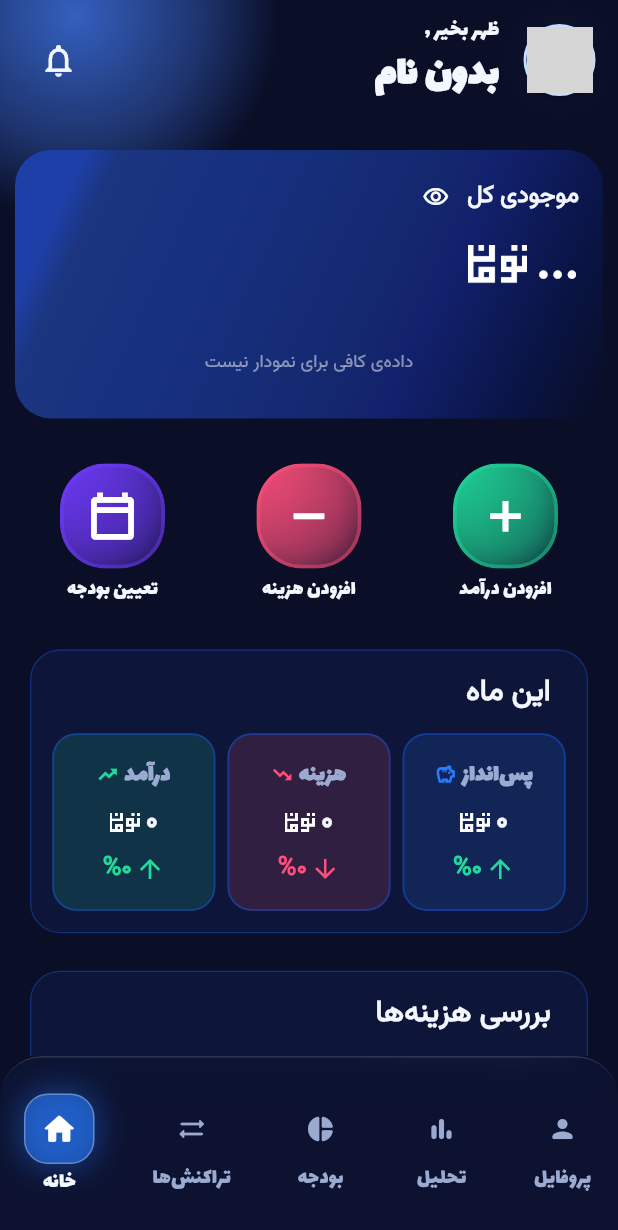
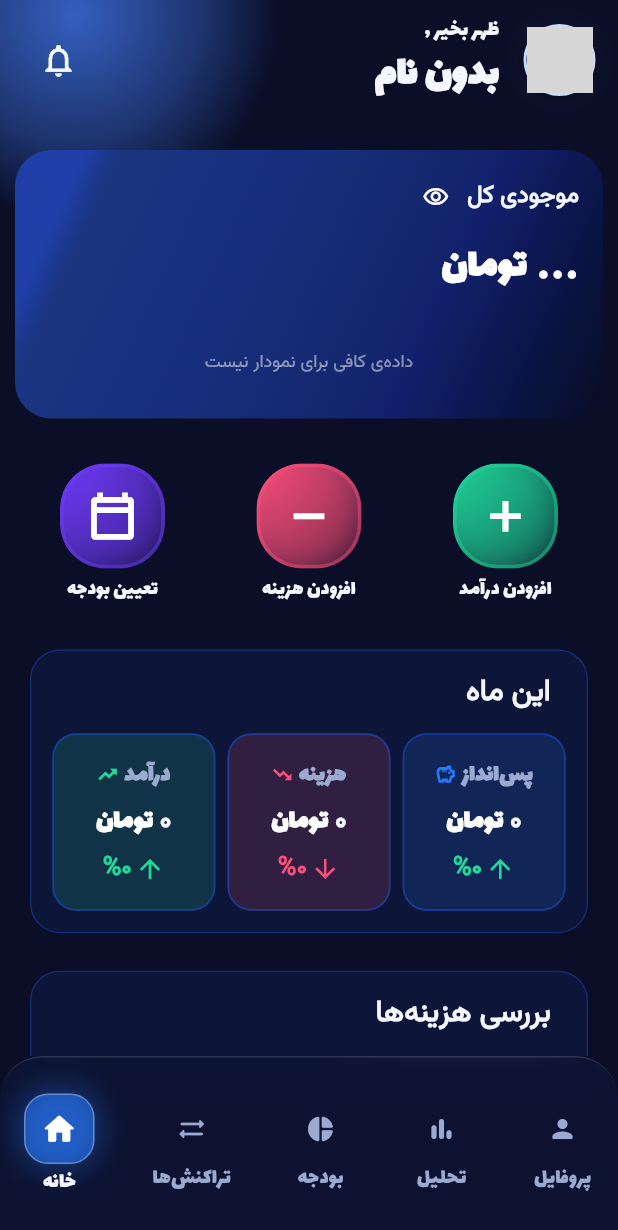
Before and after one commit to thzu0/Finance, a Flutter app: the screen it shows after launch, after a tap on the "arrow forward ios" icon, after a tap on "رد کردن", on a phone screen of 412 x 824 dp. Shown: the top 1230 px of the screen. Run offline on Flutter 3.47's test engine with Material 3 defaults, Android fonts, the phone set to English and light mode, and no system bars; our stand-ins replace drift, fl_chart, local_auth, page_transition, permission_handler; missing offline and left inert: persian_datetime_picker; accounts and stored records are empty; generated files the repository leaves out were written again; statements that could not run were skipped; grey boxes are pictures that could not be loaded.

Commit message:
app settings persistence, hide amounts, rial support, insights update

```diff
--- a/lib/Screen/button_page/add_transaction.dart
+++ b/lib/Screen/button_page/add_transaction.dart
@@ -86,7 +86,7 @@ class _AddTransactionScreenState extends State<AddTransactionScreen> {
   }
 
   Future<void> _save() async {
-    final amount = parseAmount(_amountCtrl.text);
+    final amount = fromInputAmount(parseAmount(_amountCtrl.text));
     if (amount <= 0) {
       showGlassSnack(context, 'مبلغ رو وارد کن');
       return;
--- a/lib/Screen/pages/insights_screen.dart
+++ b/lib/Screen/pages/insights_screen.dart
@@ -2,21 +2,18 @@ import 'dart:math' as math;
 
 import 'package:finance/Constans/constans.dart';
 import 'package:finance/Constans/scaffold_background_page.dart';
+import 'package:finance/database/app_setting.dart';
+import 'package:finance/database/database_provider.dart';
+import 'package:finance/database/insights_repository.dart' as repo;
 import 'package:finance/extentions/extentions.dart';
+import 'package:finance/widget/currency_mark.dart';
+import 'package:finance/widget/form_widget.dart';
 import 'package:finance/widget/glass_box_widget.dart';
 import 'package:finance/widget/spending_donut_chart.dart';
 import 'package:flutter/material.dart';
 
-// ← اضافه شد: برای گوش دادن به تغییرات دیتابیس (transactionsTicker)
-import 'package:finance/database/database_provider.dart';
-// ← اضافه شد: توابع واقعی خوندن insights از دیتابیس؛ با as repo
-// چون اسم کلاسش (InsightsResult) با چیزی توی این فایل قاطی نشه
-import 'package:finance/database/insights_repository.dart' as repo;
-
 enum _Period { week, month, year }
 
-// این کلاس بدون تغییر می‌مونه — فقط دیگه از داده‌ی ثابت پر نمیشه،
-// از نتیجه‌ی دیتابیس (repo.InsightsResult) پر میشه.
 class _PeriodData {
   final String tabLabel;
   final String compareLabel;
@@ -38,16 +35,13 @@ class _PeriodData {
 
   int get total => values.fold(0, (a, b) => a + b);
 
-  // ← تغییر کرد: قبلاً مستقیم تقسیم می‌کرد؛ الان اگه previousTotal صفر
-  // باشه (مثلاً هنوز داده‌ی دوره‌ی قبل نداریم)، صفر برمی‌گردونه
-  // به‌جای خطای تقسیم بر صفر / NaN.
   double get change =>
       previousTotal == 0 ? 0 : (total - previousTotal) / previousTotal;
 
   int get changePercent => (change.abs() * 100).round();
+
   int get peakIndex {
-    if (values.isEmpty)
-      return 0; // ← اضافه شد: جلوگیری از خطا وقتی هیچ داده‌ای نیست
+    if (values.isEmpty) return 0;
     var best = 0;
     for (var i = 1; i < values.length; i++) {
       if (values[i] > values[best]) best = i;
@@ -56,11 +50,7 @@ class _PeriodData {
   }
 }
 
-// ← حذف شد: کل Map ثابت «_data» که داده‌ی نمونه‌ی هاردکد شده داشت
-// (هفته/ماه/سال با اعداد فیک) — دیگه لازم نیست چون از دیتابیس می‌خونیم.
-
-// ← اضافه شد: فقط برچسب‌های ثابت (روزها، ماه‌ها، عنوان تب) که به
-// دیتابیس ربطی ندارن و همیشه یکی‌ان، نگه داشته شدن، جدا از مقادیر واقعی.
+// برچسب‌های ثابت: (برچسب کوتاه، برچسب کامل، عنوان تب، عنوان مقایسه)
 const Map<_Period, (List<String>, List<String>, String, String)> _labels = {
   _Period.week: (
     ['ش', 'ی', 'د', 'س', 'چ', 'پ', 'ج'],
@@ -125,35 +115,32 @@ class _InsightsscreenState extends State<Insightsscreen> {
 
   static const double _barAreaHeight = 130;
 
+  final _s = AppSettings.instance;
+
   _Period _period = _Period.week;
 
-  // ← اضافه شد: وضعیت لودینگ، و نتیجه‌ی فعلی که از دیتابیس خونده شده
   bool _loading = true;
   _PeriodData? _current;
 
-  // ← اضافه شد: initState — قبلاً این صفحه StatelessWidget-مانند بود
-  // (همه‌چی از Map ثابت می‌اومد)، الان باید موقع باز شدن صفحه از
-  // دیتابیس بخونیم.
+  void _onSettings() {
+    if (mounted) setState(() {});
+  }
+
   @override
   void initState() {
     super.initState();
     _load();
-    // هر وقت تراکنشی جایی توی اپ اضافه/حذف بشه، این صفحه خودکار
-    // دوباره از دیتابیس می‌خونه (همون ticker که برای Transactions
-    // و Budgets هم استفاده کردیم).
     transactionsTicker.addListener(_load);
+    _s.changes.addListener(_onSettings);
   }
 
-  // ← اضافه شد: باید listener رو موقع از بین رفتن صفحه پاک کنیم
-  // وگرنه memory leak میشه.
   @override
   void dispose() {
     transactionsTicker.removeListener(_load);
+    _s.changes.removeListener(_onSettings);
     super.dispose();
   }
 
-  // ← اضافه شد: تابع اصلی خوندن داده — بسته به تب فعلی (هفته/ماه/سال)
-  // تابع مناسب رو از insights_repository.dart صدا می‌زنه.
   Future<void> _load() async {
     setState(() => _loading = true);
 
@@ -171,8 +158,6 @@ class _InsightsscreenState extends State<Insightsscreen> {
 
     if (mounted) {
       setState(() {
-        // نتیجه‌ی خام دیتابیس (repo.InsightsResult) رو به همون شکل
-        // _PeriodData قبلی تبدیل می‌کنیم، تا بقیه‌ی UI دست‌نخورده بمونه.
         _current = _PeriodData(
           tabLabel: tabLabel,
           compareLabel: compareLabel,
@@ -189,32 +174,26 @@ class _InsightsscreenState extends State<Insightsscreen> {
     }
   }
 
-  String _fmt(int n) {
-    final s = n.toString();
-    final b = StringBuffer();
-    for (int i = 0; i < s.length; i++) {
-      if (i > 0 && (s.length - i) % 3 == 0) b.write(',');
-      b.write(s[i]);
-    }
-    return b.toString();
-  }
-
-  /// ۹۰۰ هزار / ۱٫۵ میلیون
+  /// ۹۰۰ هزار / ۱٫۵ میلیون (با رعایت ریال و مخفی‌سازی)
   String _compact(int v) {
-    if (v >= 1000000) {
-      final m = v / 1000000;
+    if (amountsHidden) return '•••';
+    final x = toDisplayAmount(v);
+    if (x >= 1000000) {
+      final m = x / 1000000;
       final s = m == m.roundToDouble()
           ? m.round().toString()
           : m.toStringAsFixed(1).replaceAll('.', '٫');
       return '${s.farsiNumber} میلیون';
     }
-    return '${(v ~/ 1000).toString().farsiNumber} هزار';
+    return '${(x ~/ 1000).toString().farsiNumber} هزار';
   }
+
+  /// همون _compact ولی با واحد؛ موقع مخفی‌سازی فقط •••
+  String _compactWithUnit(int v) =>
+      amountsHidden ? '•••' : '${_compact(v)} $currencyName';
 
   @override
   Widget build(BuildContext context) {
-    // ← تغییر کرد: قبلاً `_data[_period]!` مستقیم از Map ثابت می‌اومد؛
-    // الان از فیلد _current (که async پر شده) میاد.
     final d = _current;
 
     return Scaffold(
@@ -248,8 +227,6 @@ class _InsightsscreenState extends State<Insightsscreen> {
       ),
       body: AppGlowBackground(
         child: SafeArea(
-          // ← اضافه شد: تا وقتی _loading=true یا هنوز چیزی از دیتابیس
-          // نیومده (d == null)، به‌جای محتوای صفحه، اسپینر نشون بده.
           child: _loading || d == null
               ? const Center(child: CircularProgressIndicator())
               : SingleChildScrollView(
@@ -263,9 +240,6 @@ class _InsightsscreenState extends State<Insightsscreen> {
                         _sectionHeader('خرج ${d.tabLabel}'),
                         _card(_buildBarChart(d)),
                         _sectionHeader('دسته‌های پرخرج'),
-                        // ← اضافه شد: اگه توی این بازه هیچ خرجی ثبت
-                        // نشده (لیست دسته‌ها خالیه)، به‌جای دونات خالی/
-                        // خراب، یه پیام ساده نشون بده.
                         d.categories.isEmpty
                             ? _card(
                                 Text(
@@ -333,9 +307,6 @@ class _InsightsscreenState extends State<Insightsscreen> {
               return Expanded(
                 child: GestureDetector(
                   behavior: HitTestBehavior.opaque,
-                  // ← تغییر کرد: قبلاً فقط setState می‌کرد؛ الان بعدش
-                  // _load() رو هم صدا می‌زنه تا دیتای تب جدید از
-                  // دیتابیس خونده بشه.
                   onTap: () {
                     setState(() => _period = p);
                     _load();
@@ -351,8 +322,6 @@ class _InsightsscreenState extends State<Insightsscreen> {
                           : null,
                     ),
                     child: Text(
-                      // ← تغییر کرد: قبلاً از _data[p]!.tabLabel می‌اومد؛
-                      // الان از همون Map ثابت برچسب‌ها (_labels) میاد.
                       _labels[p]!.$3,
                       style: TextStyle(
                         fontFamily: 'Lalezar',
@@ -369,10 +338,6 @@ class _InsightsscreenState extends State<Insightsscreen> {
       ),
     );
   }
-
-  // از این پایین به بعد، همه‌ی متدها دقیقاً همونی هستن که داشتی —
-  // چیزی توشون عوض نشده، چون همه‌شون از روی _PeriodData d کار
-  // می‌کنن و ساختار اون کلاس تغییر نکرده.
 
   Widget _buildSummary(_PeriodData d) {
     final down = d.change <= 0;
@@ -423,7 +388,7 @@ class _InsightsscreenState extends State<Insightsscreen> {
                 mainAxisSize: MainAxisSize.min,
                 children: [
                   Text(
-                    _fmt(d.total).farsiNumber,
+                    showAmount(d.total),
                     textDirection: TextDirection.ltr,
                     style: TextStyle(
                       fontFamily: 'Lalezar',
@@ -432,15 +397,7 @@ class _InsightsscreenState extends State<Insightsscreen> {
                     ),
                   ),
                   const SizedBox(width: 7),
-                  Row(
-                    children: [
-                      Image.asset(
-                        'assets/images/toman_white.png',
-                        width: 25,
-                        height: 30,
-                      ),
-                    ],
-                  ),
+                  CurrencyMark(color: 'white', height: 28),
                 ],
               ),
             ],
@@ -452,8 +409,6 @@ class _InsightsscreenState extends State<Insightsscreen> {
 
   Widget _buildBarChart(_PeriodData d) {
     if (d.values.isEmpty || d.values.every((v) => v == 0)) {
-      // ← اضافه شد: اگه هیچ خرجی توی این بازه نبوده، به‌جای کرش
-      // (تقسیم بر maxV=0)، یه پیام ساده نشون بده.
       return Text(
         'داده‌ای برای نمایش نیست',
         style: TextStyle(
@@ -472,7 +427,7 @@ class _InsightsscreenState extends State<Insightsscreen> {
       crossAxisAlignment: CrossAxisAlignment.start,
       children: [
         Text(
-          'بیشترین: ${d.fullLabels[peak]} · ${_compact(d.values[peak])} تومان',
+          'بیشترین: ${d.fullLabels[peak]} · ${_compactWithUnit(d.values[peak])}',
           style: TextStyle(
             fontFamily: 'Lalezar',
             fontSize: 15,
@@ -546,25 +501,8 @@ class _InsightsscreenState extends State<Insightsscreen> {
     );
   }
 
-  /// عدد ۷ رقمی به بالا → میلیون تومان، پایین‌تر → هزار تومان
-  (String, String) _centerDisplay(int total) {
-    if (total >= 1000000) {
-      final m = total / 1000000;
-      final s = (m - m.roundToDouble()).abs() < 0.05
-          ? m.round().toString()
-          : m.toStringAsFixed(1).replaceAll('.', '٫');
-      return (s.farsiNumber, 'میلیون تومان');
-    }
-
-    final k = total / 1000;
-    final s = (k - k.roundToDouble()).abs() < 0.05
-        ? k.round().toString()
-        : k.toStringAsFixed(1).replaceAll('.', '٫');
-    return (s.farsiNumber, 'هزار تومان');
-  }
-
   Widget _buildCategories(_PeriodData d) {
-    final (amountText, unitLabel) = _centerDisplay(d.total); // ← اضافه ش
+    final (amountText, unitLabel) = centerAmountParts(d.total);
 
     return Directionality(
       textDirection: TextDirection.ltr,
@@ -575,7 +513,7 @@ class _InsightsscreenState extends State<Insightsscreen> {
           const SizedBox(width: 24),
           SpendingDonutChart(
             categories: d.categories,
-            centerValue: amountText, // ← تغییر کرد
+            centerValue: amountText,
             centerUnit: unitLabel,
             size: 160,
           ),
@@ -586,9 +524,6 @@ class _InsightsscreenState extends State<Insightsscreen> {
 
   Widget _buildSuggestion(_PeriodData d) {
     if (d.values.isEmpty || d.values.every((v) => v == 0)) {
-      // ← اضافه شد: پیشنهاد هوشمند هم برای حالت بدون داده باید
-      // متن جایگزین داشته باشه، وگرنه به fullLabels[peak] روی
-      // داده‌ی خالی رفرنس می‌ده.
       return Text(
         'هنوز چیزی برای تحلیل نداریم — چند تا خرج ثبت کن تا اینجا پیشنهاد بدم.',
         style: TextStyle(
@@ -603,7 +538,7 @@ class _InsightsscreenState extends State<Insightsscreen> {
     final peak = d.peakIndex;
     final text =
         'بیشترین خرجت ${d.fullLabels[peak]} بوده '
-        '(${_compact(d.values[peak])} تومان). '
+        '(${_compactWithUnit(d.values[peak])}). '
         'دفعه‌ی بعد قبل از خرج‌های بزرگ، ۲۴ ساعت صبر کن؛ '
         'خیلی وقت‌ها دیگه لازم نمی‌شه.';
 
--- a/lib/widget/build_home_page_container_widget.dart
+++ b/lib/widget/build_home_page_container_widget.dart
@@ -11,6 +11,7 @@ import 'package:finance/database/database_provider.dart';
 import 'package:finance/database/transaction_repository.dart';
 import 'package:finance/extentions/extentions.dart';
 import 'package:finance/widget/build_action_button_widget.dart';
+import 'package:finance/widget/currency_mark.dart';
 import 'package:finance/widget/fl_chart.dart';
 import 'package:finance/widget/form_widget.dart';
 import 'package:finance/widget/month_card_widget.dart';
@@ -201,8 +202,8 @@ class _BuildHomePageState extends State<BuildHomePage> {
                       mainAxisSize: MainAxisSize.min,
                       children: [
                         SizedBox(
-                          height: 26,
-                          child: Image.asset('assets/images/toman_white.png'),
+                          height: 36,
+                          child: CurrencyMark(color: 'white', height: 45),
                         ),
                         const SizedBox(width: 6),
                         Text(
@@ -451,12 +452,12 @@ class _BuildHomePageState extends State<BuildHomePage> {
                         )
                       : Builder(
                           builder: (_) {
-                            final parts = formatShortAmountParts(_expense);
+                            final (value, unit) = centerAmountParts(
+                              _expense.round(),
+                            );
                             return SpendingOverview(
-                              centerValue: _loading
-                                  ? '...'
-                                  : (_hide ? '•••' : parts.value),
-                              centerUnit: (_loading || _hide) ? '' : parts.unit,
+                              centerValue: _loading ? '...' : value,
+                              centerUnit: _loading ? '' : unit,
                               categories: _spendingCategories,
                             );
                           },
--- /dev/null
+++ b/lib/widget/currency_mark.dart
@@ -0,0 +1,44 @@
+import 'package:finance/Constans/constans.dart';
+import 'package:finance/widget/form_widget.dart';
+import 'package:flutter/material.dart';
+
+/// نوشته‌ی واحد پول (تومان یا ریال) بر اساس تنظیمات برنامه.
+/// color: 'white' | 'green' | 'red'
+/// height فقط برای تعیین اندازه‌ی فونت استفاده میشه (همون پارامتر قبلی).
+class CurrencyMark extends StatelessWidget {
+  const CurrencyMark({
+    super.key,
+    this.color = 'white',
+    this.width,
+    this.height,
+  });
+
+  final String color;
+  final double? width;
+  final double? height;
+
+  Color get _color {
+    switch (color) {
+      case 'green':
+        return Constans.success;
+      case 'red':
+        return Constans.expense;
+      default:
+        return Colors.white;
+    }
+  }
+
+  @override
+  Widget build(BuildContext context) {
+    final fontSize = height != null ? height! * 0.6 : 16.0;
+    return Text(
+      currencyName,
+      style: TextStyle(
+        fontFamily: 'Lalezar',
+        fontSize: fontSize,
+        fontWeight: FontWeight.w600,
+        color: _color,
+      ),
+    );
+  }
+}
--- a/lib/widget/month_card_widget.dart
+++ b/lib/widget/month_card_widget.dart
@@ -1,4 +1,5 @@
 import 'package:finance/Constans/constans.dart';
+import 'package:finance/widget/currency_mark.dart';
 import 'package:flutter/material.dart';
 
 class MonthOverviewCard extends StatelessWidget {
@@ -62,12 +63,7 @@ class MonthOverviewCard extends StatelessWidget {
               mainAxisSize: MainAxisSize.min,
 
               children: [
-                Image.asset(
-                  'assets/images/toman_white.png',
-                  width: 20,
-                  height: 25,
-                  filterQuality: FilterQuality.high,
-                ),
+                CurrencyMark(color: 'white', height: 30),
                 SizedBox(width: 4),
                 Text(
                   amount,
```
Also changed, not shown: lib/Screen/button_page/set_budget.dart (+8 -5 lines), lib/Screen/pages/transactions_screen.dart (+4 -6 lines), lib/widget/form_widget.dart (+18 -0 lines), assets/images/rial_green.png (added), assets/images/rial_red.png (added), assets/images/rial_white.png (added).
